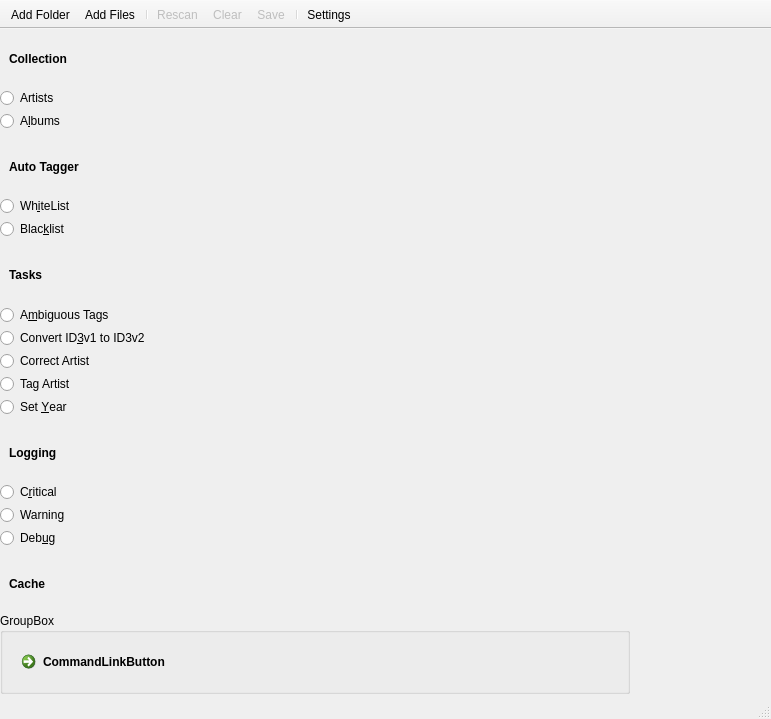
mincequi/TagHawk, file gui/MainWindow.ui: the form before one commit.
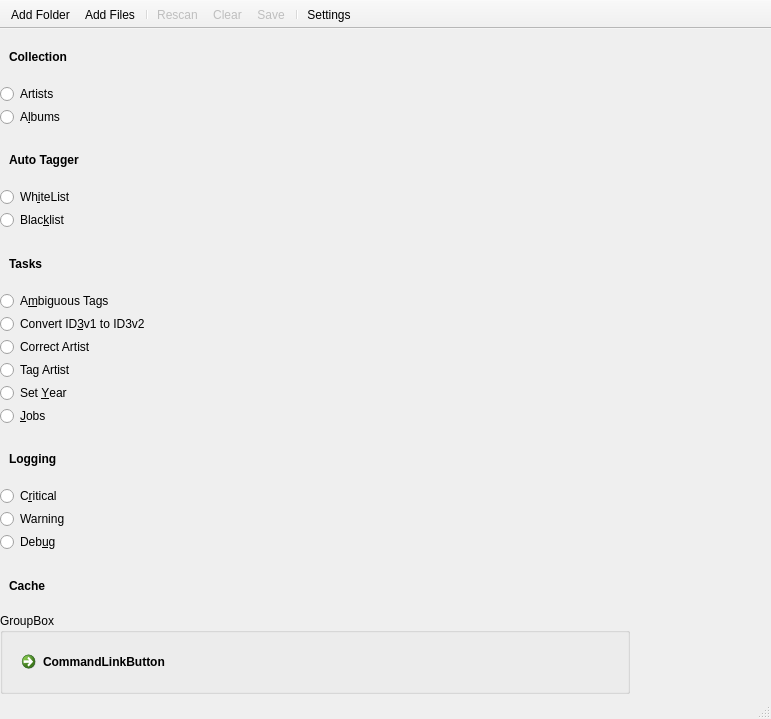
The form after the commit. Icons and pictures are not drawn. Custom widgets are drawn as their Qt base class.

```diff
--- a/gui/MainWindow.ui
+++ b/gui/MainWindow.ui
@@ -297,6 +297,13 @@
              </property>
             </widget>
            </item>
+           <item>
+            <widget class="QRadioButton" name="jobsButton">
+             <property name="text">
+              <string>&amp;Jobs</string>
+             </property>
+            </widget>
+           </item>
            <item>
             <widget class="Line" name="taskLine">
              <property name="lineWidth">
```
